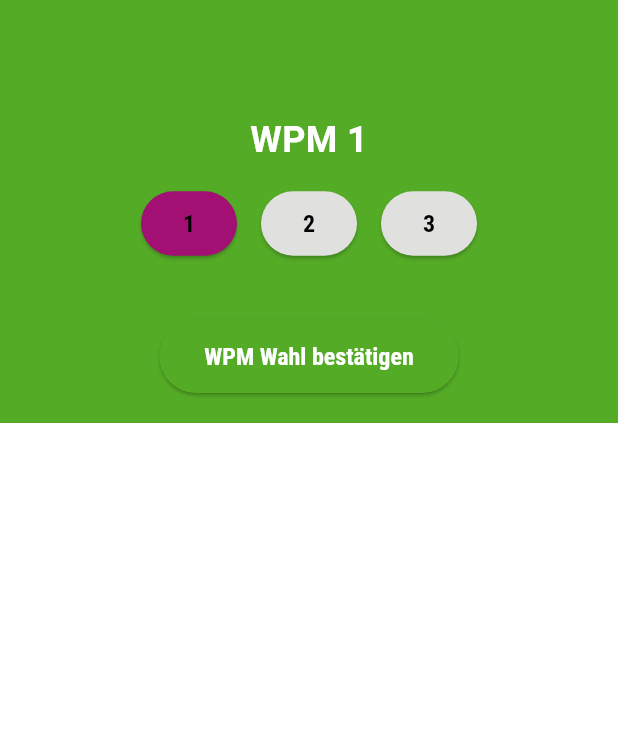
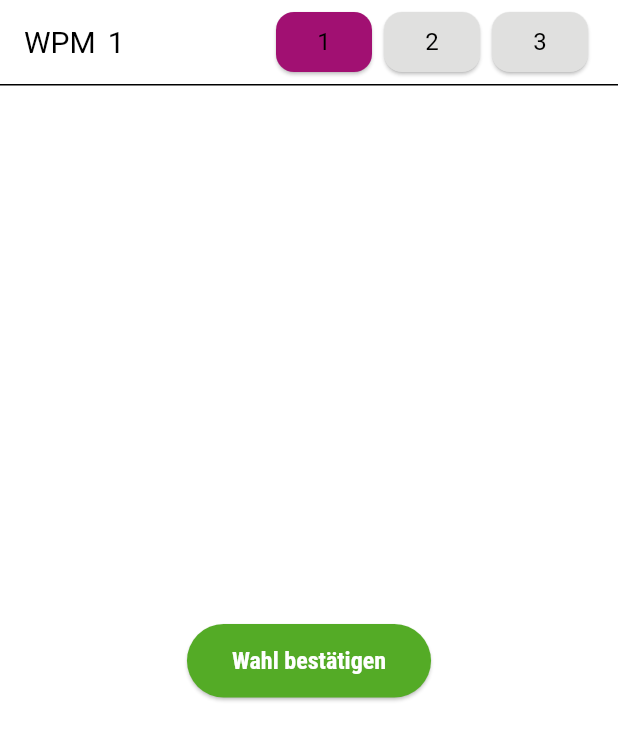
Before and after one commit to mwalexandra/choose_module_app, a Flutter app: the screen it shows after launch, on a phone screen of 412 x 824 dp. Shown: the top 740 px of the screen. Run offline on Flutter 3.47's test engine with Material 3 defaults, Android fonts, the phone set to English and light mode, and no system bars; Roboto replaces fonts that are missing (Roboto Condensed).

Commit message:
main header done

```diff
--- a/lib/main.dart
+++ b/lib/main.dart
@@ -11,6 +11,7 @@ class ModuleChooseApp extends StatelessWidget {
   @override
   Widget build(BuildContext context) {
     return MaterialApp(
+      debugShowCheckedModeBanner: false,
       title: 'Module Choose',
       theme: ThemeData(
         primarySwatch: Colors.green,
--- a/lib/pages/module_selection_page.dart
+++ b/lib/pages/module_selection_page.dart
@@ -1,58 +1,75 @@
 import 'package:flutter/material.dart';
 import 'package:choose_module_app/constants/app_styles.dart';
 
-
 class ModuleSelectionPage extends StatefulWidget {
-
   @override
   _ModuleSelectionPageState createState() => _ModuleSelectionPageState();
 }
 
 class _ModuleSelectionPageState extends State<ModuleSelectionPage> {
-  int selectedWPM = 1; // Init WPM
+  int selectedWPM = 1; // init WPM
 
   @override
   Widget build(BuildContext context) {
     return Scaffold(
       backgroundColor: AppColors.backgroundMain,
       appBar: AppBar(
-        backgroundColor: AppColors.primary,
+        backgroundColor: Colors.white,
         elevation: 0,
-      ),
-      body: Column(
-        crossAxisAlignment: CrossAxisAlignment.center,
+        title: Row(
+          mainAxisAlignment: MainAxisAlignment.spaceBetween,
           children: [
-          // Titel
-          Container(
-            width: double.infinity,
-            color: AppColors.primary,
-            padding: EdgeInsets.symmetric(vertical: 20),
-            child: Column(
+            // Titel + WPM number
+            Row(
               children: [
                 Text(
-                  "WPM $selectedWPM",
-                  style: AppTextStyles.heading.copyWith(color: Colors.white),
+                  "WPM",
+                  style: TextStyle(
+                    fontFamily: 'Roboto',
+                    fontSize: 20,
+                    fontWeight: FontWeight.normal,
+                    color: AppColors.textPrimary,
                   ),
-                SizedBox(height: 15),
-                // WPM-Wahl Tasten
+                ),
+                SizedBox(width: 8),
+                Text(
+                  "$selectedWPM",
+                  style: TextStyle(
+                    fontFamily: 'Roboto',
+                    fontSize: 20,
+                    fontWeight: FontWeight.normal,
+                    color: AppColors.textPrimary,
+                  ),
+                ),
+              ],
+            ),
+            // WPM Wahltasten
             Row(
-                  mainAxisAlignment: MainAxisAlignment.center,
               children: List.generate(3, (index) {
                 int wpm = index + 1;
+                bool isSelected = selectedWPM == wpm;
                 return Padding(
-                      padding: const EdgeInsets.symmetric(horizontal: 8.0),
+                  padding: const EdgeInsets.symmetric(horizontal: 4.0),
                   child: ElevatedButton(
                     style: ElevatedButton.styleFrom(
-                          backgroundColor: selectedWPM == wpm
+                      backgroundColor: isSelected
                           ? AppColors.secondary
                           : AppColors.borderLight,
                       foregroundColor: AppColors.textPrimary,
-                          padding: EdgeInsets.symmetric(horizontal: 20, vertical: 12),
-                          textStyle: AppTextStyles.button,
+                      padding:
+                          EdgeInsets.symmetric(horizontal: 16, vertical: 8),
+                      shape: RoundedRectangleBorder(
+                        borderRadius: BorderRadius.circular(12),
+                      ),
+                      textStyle: TextStyle(
+                        fontFamily: 'Roboto',
+                        fontSize: 16,
+                        fontWeight: FontWeight.normal,
+                      ),
                     ),
                     onPressed: () {
                       setState(() {
-                            selectedWPM = wpm; // WPM erstellen
+                        selectedWPM = wpm;
                       });
                     },
                     child: Text("$wpm"),
@@ -60,8 +77,18 @@ class _ModuleSelectionPageState extends State<ModuleSelectionPage> {
                 );
               }),
             ),
-                SizedBox(height: 40),
-                ElevatedButton(
+          ],
+        ),
+        bottom: PreferredSize(
+          preferredSize: Size.fromHeight(1),
+          child: Container(
+            color: Colors.black,
+            height: 1,
+          ),
+        ),
+      ),
+      body: Center(
+        child: ElevatedButton(
           style: ElevatedButton.styleFrom(
             backgroundColor: AppColors.primary,
             foregroundColor: Colors.white,
@@ -69,12 +96,8 @@ class _ModuleSelectionPageState extends State<ModuleSelectionPage> {
             textStyle: AppTextStyles.button,
           ),
           onPressed: () => Navigator.pushNamed(context, '/confirmation'),
-                child: Text("WPM Wahl bestätigen"),
+          child: Text("Wahl bestätigen"),
         ),
-              ],
-            ),
-          ),
-        ],
       ),
     );
   }
```
Lines whose indentation alone changed are shown as unchanged.
